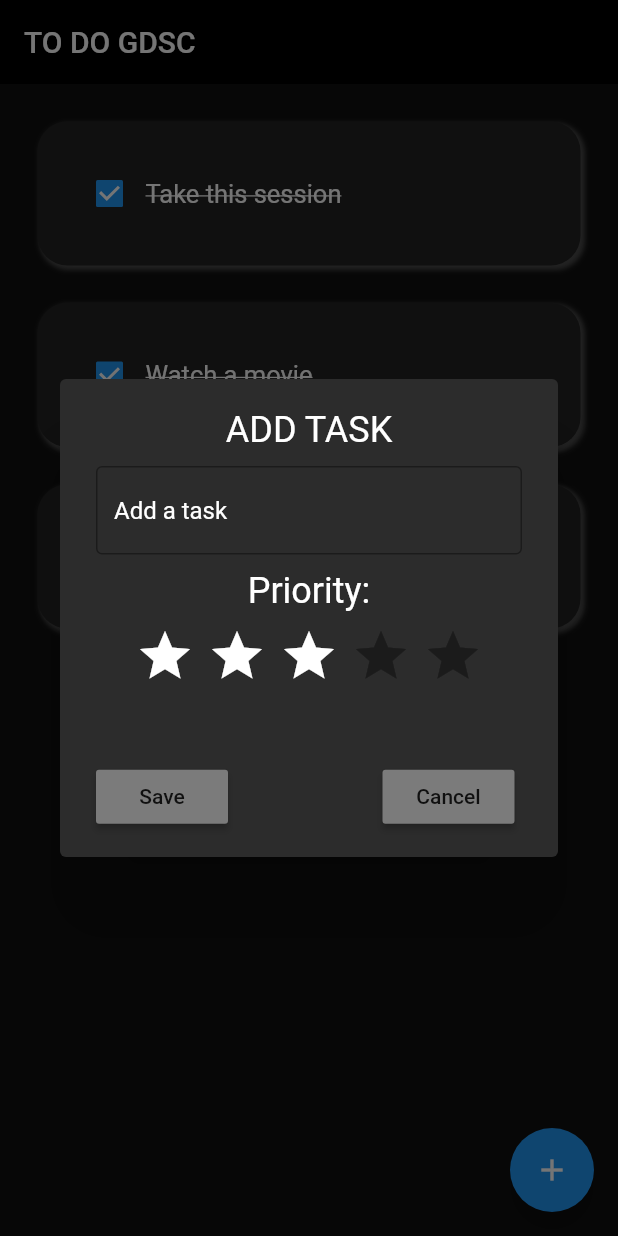
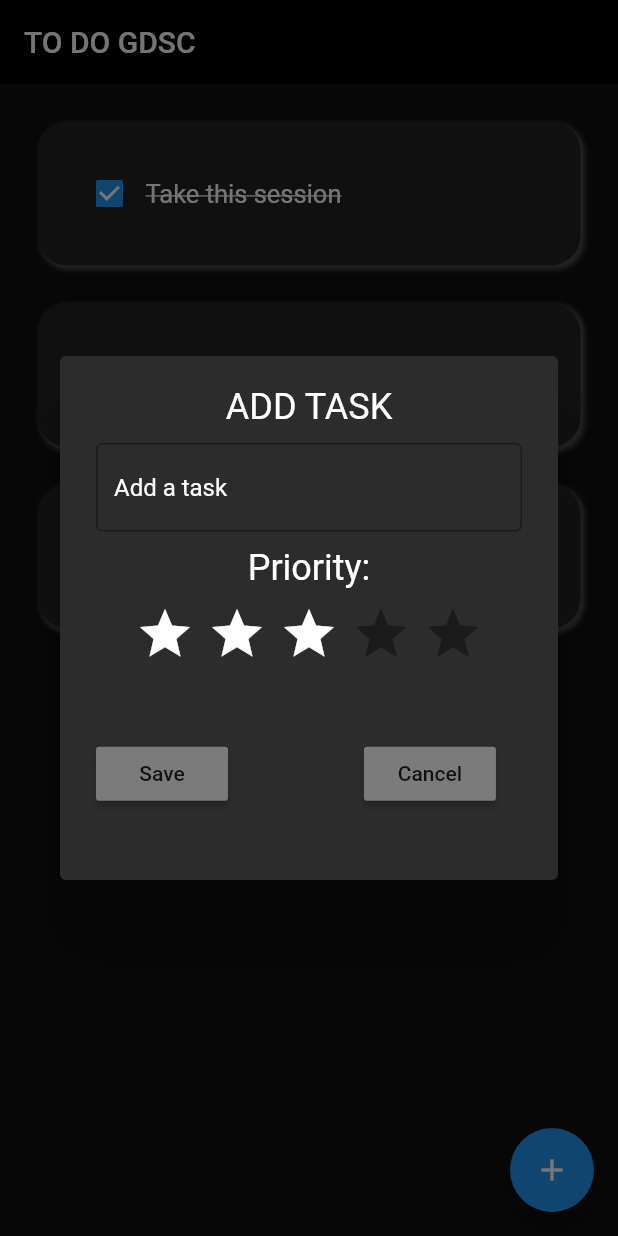
Before and after one commit to vishalsankar/Flutter-Fastforward-Internal-App, a Flutter app: the screen it shows after launch, after a tap on the "add" icon, on a phone screen of 412 x 824 dp. Run offline on Flutter 3.47's test engine with Material 2 defaults, Android fonts, the phone set to English and light mode, and no system bars; drawn by our look-alikes of flutter_rating_bar.

Commit message:
RS//Fixed pop-up

```diff
--- a/lib/widgets/add_task.dart
+++ b/lib/widgets/add_task.dart
@@ -12,7 +12,7 @@ class Task extends StatelessWidget {
     return AlertDialog(
       backgroundColor: Color.fromARGB(255, 44, 44, 44),
       content: Container(
-        height: MediaQuery.of(context).size.height / 3,
+        height: MediaQuery.of(context).size.height / 2.7,
         width: MediaQuery.of(context).size.width * 0.75,
         child: Column(children: [
           Text(
@@ -67,7 +67,7 @@ class Task extends StatelessWidget {
                 color: Color.fromARGB(255, 123, 123, 123),
               ),
               SizedBox(
-                width: MediaQuery.of(context).size.width * 0.25,
+                width: MediaQuery.of(context).size.width * 0.22,
               ),
               MaterialButton(
                 onPressed: cancel,
```
